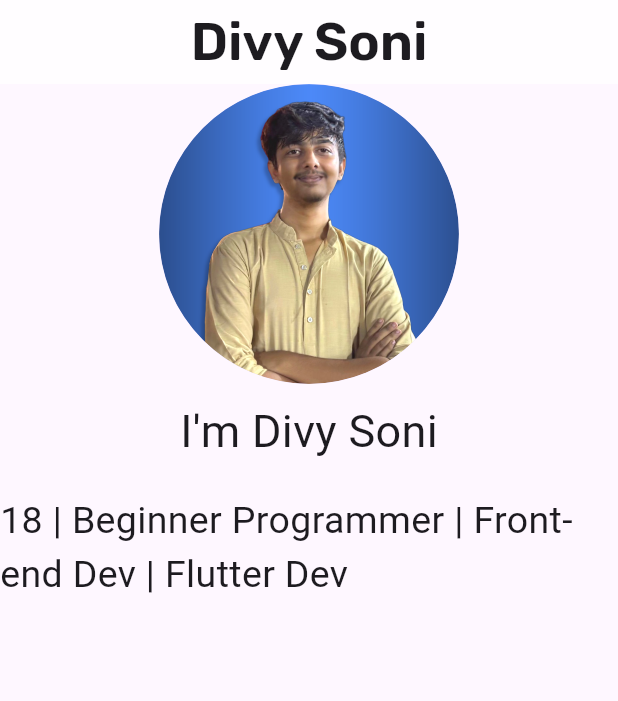
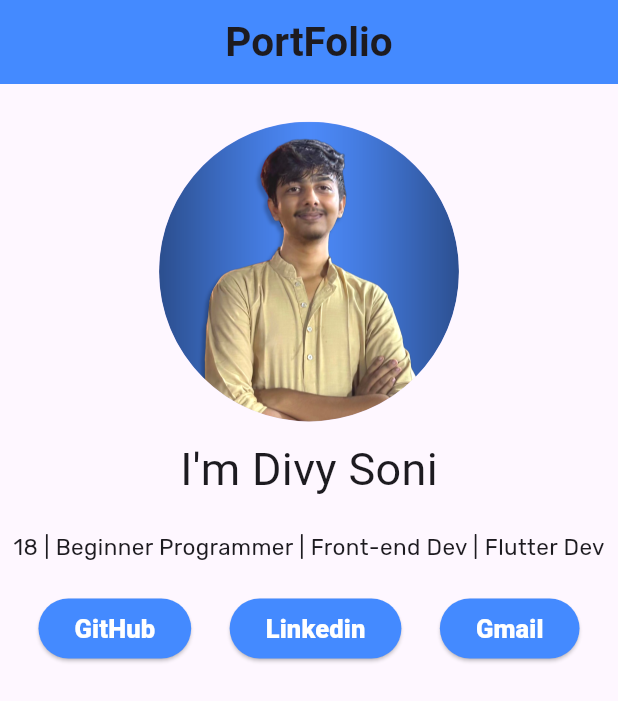
Before and after one commit to divysoni03/portfolioApp, a Flutter app: the screen it shows after launch, on a phone screen of 412 x 824 dp. Shown: the top 701 px of the screen. Run offline on Flutter 3.47's test engine with Material 3 defaults, Android fonts, the phone set to English and light mode, and no system bars.

Commit message:
some work done

```diff
--- a/lib/main.dart
+++ b/lib/main.dart
@@ -1,7 +1,7 @@
 import 'package:flutter/cupertino.dart';
 import 'package:flutter/material.dart';
-import 'package:flutter/rendering.dart';
 import 'package:flutter/widgets.dart';
+import 'package:url_launcher/url_launcher_string.dart';
 
 void main() {
   runApp(MyApp());
@@ -12,51 +12,114 @@ class MyApp extends StatelessWidget {
 
   @override
   Widget build(BuildContext context) {
-    return MaterialApp(
-      home: portfolioApp(),
+    return const MaterialApp(
+      home: PortfolioApp(),
     );
   }
 }
 
-class portfolioApp extends StatelessWidget {
-  portfolioApp({super.key});
+class PortfolioApp extends StatelessWidget {
+  const PortfolioApp({super.key});
 
   @override
   Widget build(BuildContext context) {
     return Scaffold(
       appBar: AppBar(
         centerTitle: true,
-        backgroundColor: Colors.white70,
+        backgroundColor: Colors.blueAccent,
         title: const Text(
-          'Divy Soni',
+          'PortFolio',
           style: TextStyle(
             fontWeight: FontWeight.w600,
-            fontFamily: 'rubik',
-            fontSize: 35,
+            fontSize: 27,
           ),
         ),
       ),
-      body: const Center(
+      body: Center(
         child: Column(
           children: [
-            CircleAvatar(
+            const SizedBox(
+              height: 25,
+            ),
+            const CircleAvatar(
               radius: 100,
               backgroundImage: AssetImage('images/profile-pic.png'),
             ),
-            SizedBox(
+            const SizedBox(
               height: 10,
             ),
-            Text(
+            const Text(
               'I\'m Divy Soni',
               style: TextStyle(fontSize: 30),
             ),
-            SizedBox(
+            const SizedBox(
               height: 20,
             ),
-            Text(
+            const Text(
               '18 | Beginner Programmer | Front-end Dev | Flutter Dev',
               style: TextStyle(
-                fontSize: 25,
+                fontSize: 15,
+                fontFamily: 'rubik',
+                fontStyle: FontStyle.normal,
+              ),
+            ),
+            const SizedBox(
+              height: 20,
+            ),
+            Center(
+              child: Row(
+                mainAxisAlignment: MainAxisAlignment.spaceEvenly,
+                children: [
+                  ElevatedButton(
+                    onPressed: () {
+                      launchUrlString("https://github.com/divysoni03");
+                    },
+                    style: const ButtonStyle(
+                      backgroundColor:
+                          WidgetStatePropertyAll(Colors.blueAccent),
+                    ),
+                    child: const Text(
+                      'GitHub',
+                      style: TextStyle(
+                          color: Colors.white,
+                          fontSize: 17,
+                          fontWeight: FontWeight.w900),
+                    ),
+                  ),
+                  ElevatedButton(
+                    onPressed: () {
+                      launchUrlString(
+                          "https://www.linkedin.com/in/divysoni03/");
+                    },
+                    style: const ButtonStyle(
+                      backgroundColor:
+                          WidgetStatePropertyAll(Colors.blueAccent),
+                    ),
+                    child: const Text(
+                      "Linkedin",
+                      style: TextStyle(
+                          color: Colors.white,
+                          fontSize: 17,
+                          fontWeight: FontWeight.w900),
+                    ),
+                  ),
+                  ElevatedButton(
+                    onPressed: () {
+                      launchUrlString("mailto:divysoni303@gmail.com");
+                    },
+                    style: const ButtonStyle(
+                      backgroundColor:
+                          WidgetStatePropertyAll(Colors.blueAccent),
+                    ),
+                    child: const Text(
+                      "Gmail",
+                      style: TextStyle(
+                          color: Colors.white,
+                          fontSize: 17,
+                          fontWeight: FontWeight.w900),
+                    ),
+                  )
+                ],
               ),
             ),
           ],
--- a/pubspec.yaml
+++ b/pubspec.yaml
@@ -35,6 +35,7 @@ dependencies:
   # The following adds the Cupertino Icons font to your application.
   # Use with the CupertinoIcons class for iOS style icons.
   cupertino_icons: ^1.0.6
+  url_launcher: ^6.3.0
 
 dev_dependencies:
   flutter_test:
```
Also changed, not shown: pubspec.lock.
